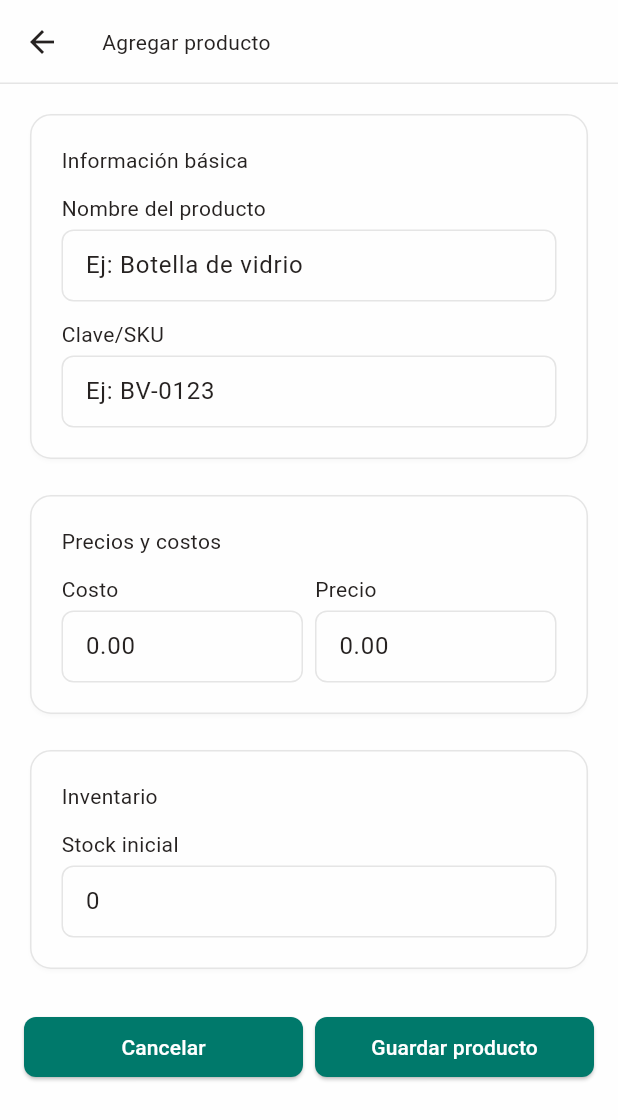
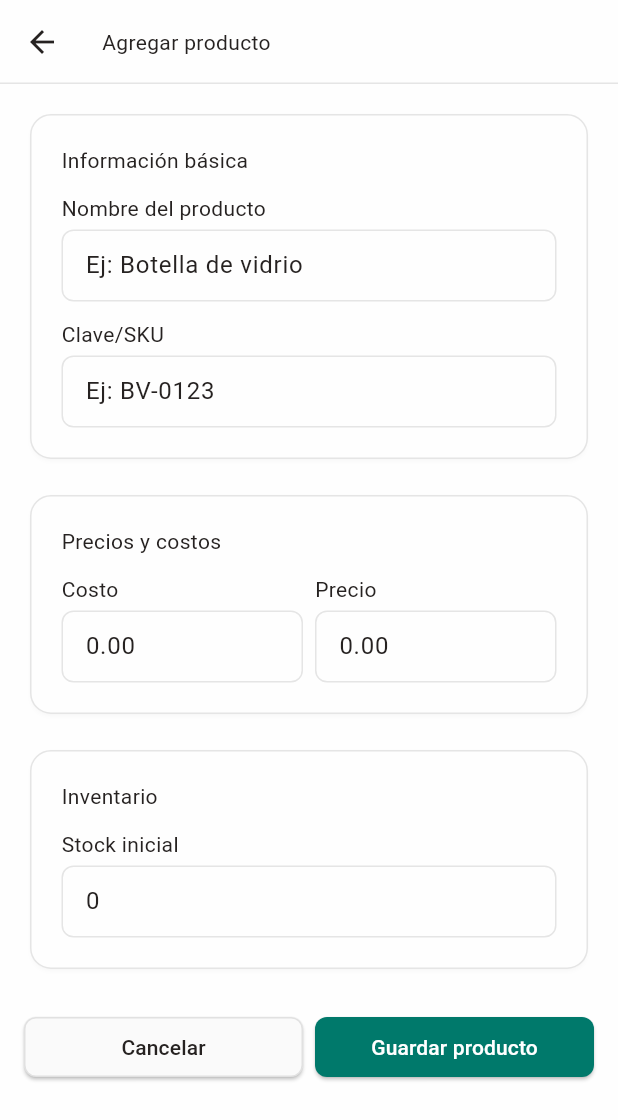
Before and after one commit to ArturoGarcia-G/emprendi_app, a Flutter app: the AgregarProductoScreen screen opened by its route, on a phone screen of 412 x 824 dp. Shown: the top 1120 px of the screen. Run offline on Flutter 3.47's test engine with Material 3 defaults, Android fonts, the phone set to English and light mode, and no system bars; our stand-ins replace dio, font_awesome_flutter, gap, get, get_storage, persistent_bottom_nav_bar and 1 more; accounts and stored records are empty.

Commit message:
feat: Agrega estilos de boton

```diff
--- a/lib/components/boton_base.dart
+++ b/lib/components/boton_base.dart
@@ -1,12 +1,68 @@
 import 'package:flutter/material.dart';
+
+enum BotonTipo { primario, secundario, outline }
 
 class BotonBase extends StatelessWidget {
   final String label;
+  final VoidCallback fn;
+  final bool isLoading;
+  final BotonTipo tipo;
 
-  const BotonBase({super.key, required this.label});
+  const BotonBase({
+    super.key,
+    required this.label,
+    required this.fn,
+    this.isLoading = false,
+    this.tipo = BotonTipo.primario,
+  });
 
   @override
   Widget build(BuildContext context) {
-    return ElevatedButton(onPressed: () => {}, child: Text(label));
+    final colorScheme = Theme.of(context).colorScheme;
+
+    // Definir estilo según tipo
+    ButtonStyle style;
+    switch (tipo) {
+      case BotonTipo.primario:
+        style = ElevatedButton.styleFrom(
+          backgroundColor: colorScheme.primary,
+          foregroundColor: colorScheme.onPrimary,
+        );
+        break;
+      case BotonTipo.secundario:
+        style = ElevatedButton.styleFrom(
+          backgroundColor: colorScheme.surface,
+          foregroundColor: colorScheme.onSurface,
+          side: BorderSide(color: colorScheme.outline),
+        );
+        break;
+      case BotonTipo.outline:
+        style = ElevatedButton.styleFrom(
+          backgroundColor: Colors.transparent,
+          foregroundColor: colorScheme.primary,
+          side: BorderSide(color: colorScheme.primary),
+          elevation: 0,
+        );
+        break;
+    }
+
+    return ElevatedButton(
+      onPressed: isLoading ? null : fn,
+      style: style,
+      child: isLoading
+          ? SizedBox(
+              width: 20,
+              height: 20,
+              child: CircularProgressIndicator(
+                strokeWidth: 2,
+                valueColor: AlwaysStoppedAnimation<Color>(
+                  tipo == BotonTipo.outline
+                      ? colorScheme.primary
+                      : colorScheme.onPrimary,
+                ),
+              ),
+            )
+          : Text(label),
+    );
   }
 }
```
